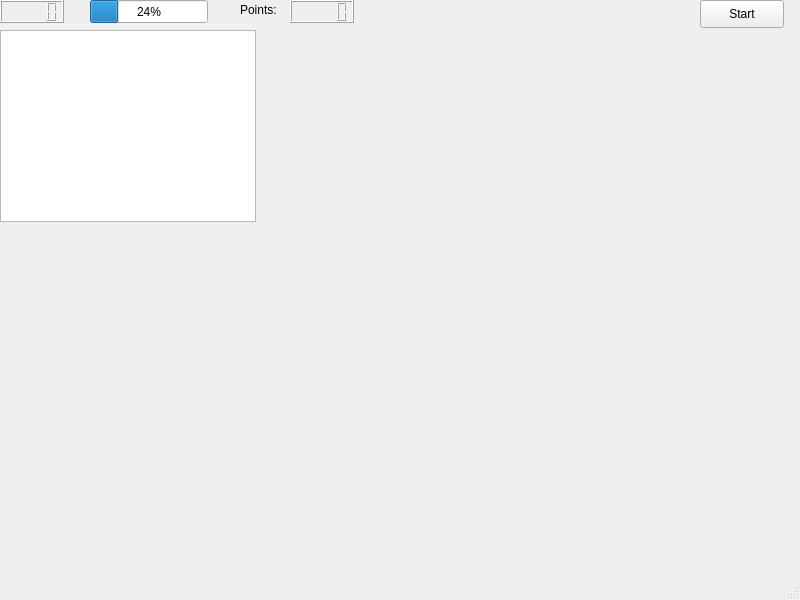
PartaJere/Titta-ja-Jere, file Game/windows/mainwindow.ui: the form before one commit.
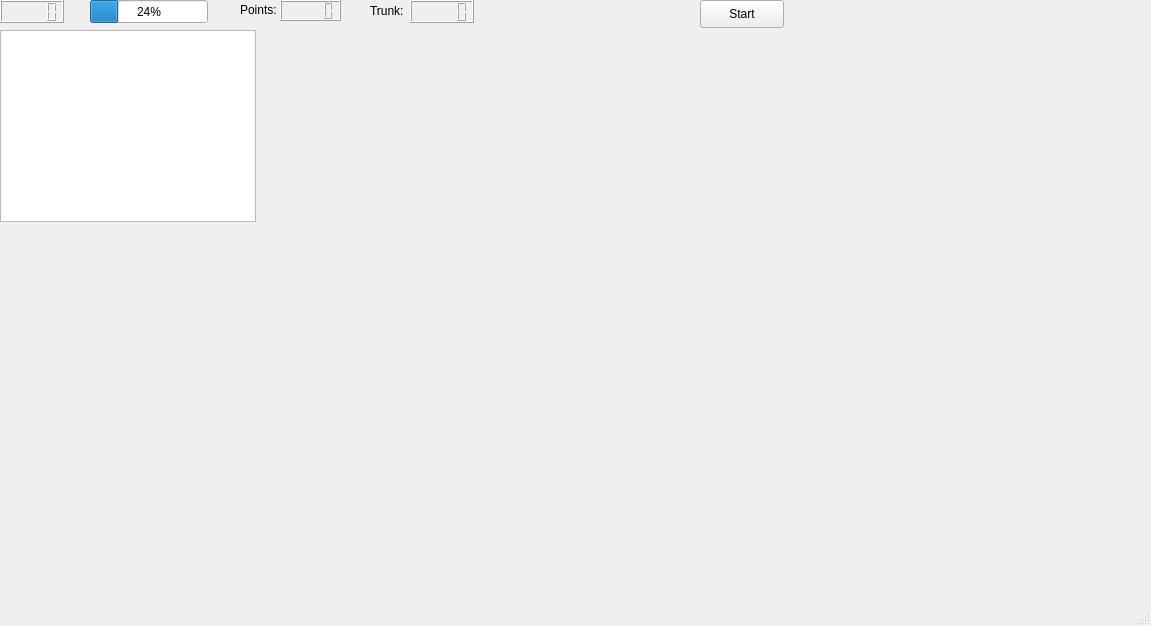
The form after the commit.

Commit message: Add counter for food in player's trunk

```diff
--- a/Game/windows/mainwindow.ui
+++ b/Game/windows/mainwindow.ui
@@ -6,8 +6,8 @@
    <rect>
     <x>0</x>
     <y>0</y>
-    <width>800</width>
-    <height>600</height>
+    <width>1151</width>
+    <height>626</height>
    </rect>
   </property>
   <property name="sizePolicy">
@@ -94,13 +94,36 @@
    <widget class="QLCDNumber" name="points">
     <property name="geometry">
      <rect>
-      <x>290</x>
+      <x>280</x>
+      <y>0</y>
+      <width>61</width>
+      <height>21</height>
+     </rect>
+    </property>
+   </widget>
+   <widget class="QLCDNumber" name="trunk">
+    <property name="geometry">
+     <rect>
+      <x>410</x>
       <y>0</y>
       <width>64</width>
       <height>23</height>
      </rect>
     </property>
    </widget>
+   <widget class="QLabel" name="label_2">
+    <property name="geometry">
+     <rect>
+      <x>370</x>
+      <y>0</y>
+      <width>61</width>
+      <height>21</height>
+     </rect>
+    </property>
+    <property name="text">
+     <string>Trunk:</string>
+    </property>
+   </widget>
   </widget>
   <widget class="QMenuBar" name="menubar">
    <property name="geometry">
```
Left out of the diff: 4 changed lines with no effect on the pictures. The commit also changes 2 other files.
